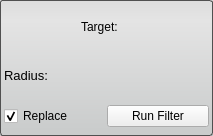
Before: the Qt Designer form src/Interface/ToolInterface/MedianFilterInterface.ui in SCIInstitute/Seg3D, drawn with Qt 5.
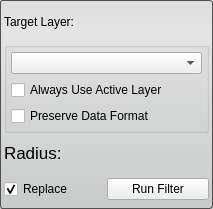
After: the same form once the commit is applied.

Commit message: adding 4 more filters to Seg3d

What changed in the file:
```diff
--- a/src/Interface/ToolInterface/MedianFilterInterface.ui
+++ b/src/Interface/ToolInterface/MedianFilterInterface.ui
@@ -7,11 +7,11 @@
     <x>0</x>
     <y>0</y>
     <width>213</width>
-    <height>136</height>
+    <height>209</height>
    </rect>
   </property>
   <property name="sizePolicy">
-   <sizepolicy hsizetype="Preferred" vsizetype="Fixed">
+   <sizepolicy hsizetype="Preferred" vsizetype="Preferred">
     <horstretch>0</horstretch>
     <verstretch>0</verstretch>
    </sizepolicy>
@@ -22,12 +22,6 @@
     <height>136</height>
    </size>
   </property>
-  <property name="maximumSize">
-   <size>
-    <width>16777215</width>
-    <height>136</height>
-   </size>
-  </property>
   <property name="baseSize">
    <size>
     <width>650</width>
@@ -52,38 +46,64 @@
     <number>4</number>
    </property>
    <item>
-    <layout class="QHBoxLayout" name="activeHLayout" stretch="1">
+    <layout class="QHBoxLayout" name="activeHLayout" stretch="0">
      <property name="spacing">
       <number>0</number>
      </property>
      <item>
-      <widget class="QLabel" name="activeLabel">
-       <property name="sizePolicy">
-        <sizepolicy hsizetype="Fixed" vsizetype="Preferred">
-         <horstretch>0</horstretch>
-         <verstretch>0</verstretch>
-        </sizepolicy>
-       </property>
-       <property name="minimumSize">
-        <size>
-         <width>50</width>
-         <height>0</height>
-        </size>
-       </property>
+      <widget class="QLabel" name="label">
        <property name="text">
-        <string>Target:</string>
+        <string>Target Layer:</string>
        </property>
       </widget>
      </item>
     </layout>
    </item>
+   <item>
+    <layout class="QHBoxLayout" name="horizontalLayout_6">
+     <item>
+      <widget class="QGroupBox" name="target_groupbox_">
+       <property name="font">
+        <font>
+         <pointsize>10</pointsize>
+        </font>
+       </property>
+       <property name="title">
+        <string/>
+       </property>
+       <layout class="QVBoxLayout" name="verticalLayout_5">
+        <property name="margin">
+         <number>4</number>
+        </property>
+        <item>
+         <widget class="QComboBox" name="target_layer_"/>
+        </item>
+        <item>
+         <widget class="QCheckBox" name="use_active_layer_">
+          <property name="text">
+           <string>Always Use Active Layer</string>
+          </property>
+         </widget>
+        </item>
+        <item>
+         <widget class="QCheckBox" name="preserve_data_format_">
+          <property name="text">
+           <string>Preserve Data Format</string>
+          </property>
+         </widget>
+        </item>
+       </layout>
+      </widget>
+     </item>
+    </layout>
+   </item>
    <item>
     <layout class="QHBoxLayout" name="radiusHLayout_top">
      <item>
       <widget class="QLabel" name="radiusLabel">
        <property name="font">
         <font>
-         <pointsize>10</pointsize>
+         <pointsize>13</pointsize>
         </font>
        </property>
        <property name="text">
```
The commit also changes 30 other files.
